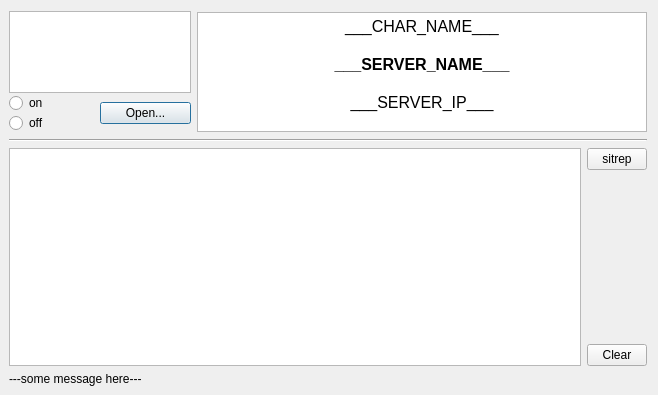
First picture: the form in plugin/DayzServerIp.ui, repository dehesselle/dayzsrvip, before the edit.
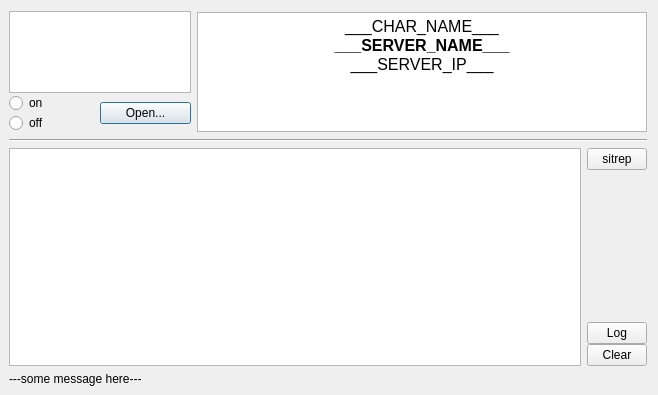
Second picture: the form after the edit.

```diff
--- a/plugin/DayzServerIp.ui
+++ b/plugin/DayzServerIp.ui
@@ -112,9 +112,7 @@
 p, li { white-space: pre-wrap; }
 &lt;/style&gt;&lt;/head&gt;&lt;body style=&quot; font-family:'MS Shell Dlg 2'; font-size:8.25pt; font-weight:400; font-style:normal;&quot;&gt;
 &lt;p align=&quot;center&quot; style=&quot; margin-top:0px; margin-bottom:0px; margin-left:0px; margin-right:0px; -qt-block-indent:0; text-indent:0px;&quot;&gt;&lt;span style=&quot; font-size:12pt;&quot;&gt;___CHAR_NAME___&lt;/span&gt;&lt;/p&gt;
-&lt;p align=&quot;center&quot; style=&quot;-qt-paragraph-type:empty; margin-top:0px; margin-bottom:0px; margin-left:0px; margin-right:0px; -qt-block-indent:0; text-indent:0px; font-size:12pt;&quot;&gt;&lt;br /&gt;&lt;/p&gt;
 &lt;p align=&quot;center&quot; style=&quot; margin-top:0px; margin-bottom:0px; margin-left:0px; margin-right:0px; -qt-block-indent:0; text-indent:0px;&quot;&gt;&lt;span style=&quot; font-size:12pt; font-weight:600;&quot;&gt;___SERVER_NAME___&lt;/span&gt;&lt;/p&gt;
-&lt;p align=&quot;center&quot; style=&quot;-qt-paragraph-type:empty; margin-top:0px; margin-bottom:0px; margin-left:0px; margin-right:0px; -qt-block-indent:0; text-indent:0px; font-size:12pt; font-weight:600;&quot;&gt;&lt;br /&gt;&lt;/p&gt;
 &lt;p align=&quot;center&quot; style=&quot; margin-top:0px; margin-bottom:0px; margin-left:0px; margin-right:0px; -qt-block-indent:0; text-indent:0px;&quot;&gt;&lt;span style=&quot; font-size:12pt;&quot;&gt;___SERVER_IP___&lt;/span&gt;&lt;/p&gt;
 &lt;p align=&quot;center&quot; style=&quot;-qt-paragraph-type:empty; margin-top:0px; margin-bottom:0px; margin-left:0px; margin-right:0px; -qt-block-indent:0; text-indent:0px;&quot;&gt;&lt;br /&gt;&lt;/p&gt;&lt;/body&gt;&lt;/html&gt;</string>
        </property>
@@ -149,6 +147,9 @@
      </item>
      <item>
       <layout class="QVBoxLayout" name="verticalLayout_5">
+       <property name="spacing">
+        <number>0</number>
+       </property>
        <item>
         <widget class="QPushButton" name="pbRequestSitrep">
          <property name="maximumSize">
@@ -175,6 +176,19 @@
          </property>
         </spacer>
        </item>
+       <item>
+        <widget class="QPushButton" name="pbOpenLog">
+         <property name="maximumSize">
+          <size>
+           <width>60</width>
+           <height>16777215</height>
+          </size>
+         </property>
+         <property name="text">
+          <string>Log</string>
+         </property>
+        </widget>
+       </item>
        <item>
         <widget class="QPushButton" name="pbRemoteInfoClear">
          <property name="maximumSize">
```
